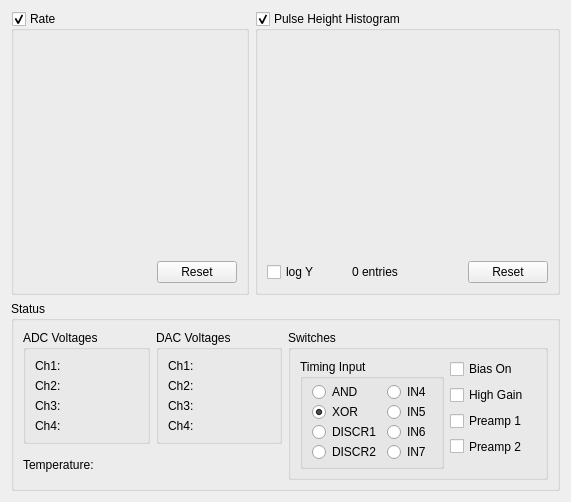
Above: muondetector-gui-1.0.2/src/main/status.ui from liukai-tech/muondetector before the change. Below: the same form after it.
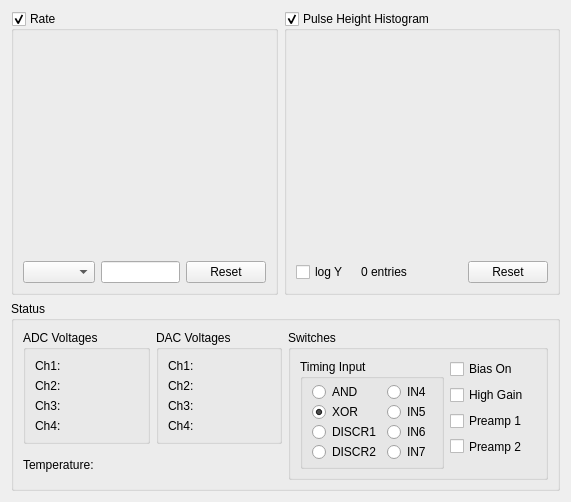
That is the form after the change. Custom widgets are drawn as their Qt base class.

Commit message: added some functionality to the rate plot

```diff
--- a/muondetector-gui-1.0.2/src/main/status.ui
+++ b/muondetector-gui-1.0.2/src/main/status.ui
@@ -37,28 +37,21 @@
         <bool>true</bool>
        </property>
        <layout class="QGridLayout" name="gridLayout_8">
-        <item row="0" column="0" colspan="2">
-         <widget class="PlotCustom" name="ratePlot" native="true"/>
-        </item>
-        <item row="1" column="1">
+        <item row="1" column="2">
          <widget class="QPushButton" name="resetRatePushButton">
           <property name="text">
            <string>Reset</string>
           </property>
          </widget>
         </item>
+        <item row="0" column="0" colspan="3">
+         <widget class="PlotCustom" name="ratePlot" native="true"/>
+        </item>
         <item row="1" column="0">
-         <spacer name="horizontalSpacer_2">
-          <property name="orientation">
-           <enum>Qt::Horizontal</enum>
-          </property>
-          <property name="sizeHint" stdset="0">
-           <size>
-            <width>40</width>
-            <height>20</height>
-           </size>
-          </property>
-         </spacer>
+         <widget class="QComboBox" name="ratePlotPresetComboBox"/>
+        </item>
+        <item row="1" column="1">
+         <widget class="QLineEdit" name="ratePlotBufferEdit"/>
         </item>
        </layout>
       </widget>
```
The commit also changes 4 other files.
